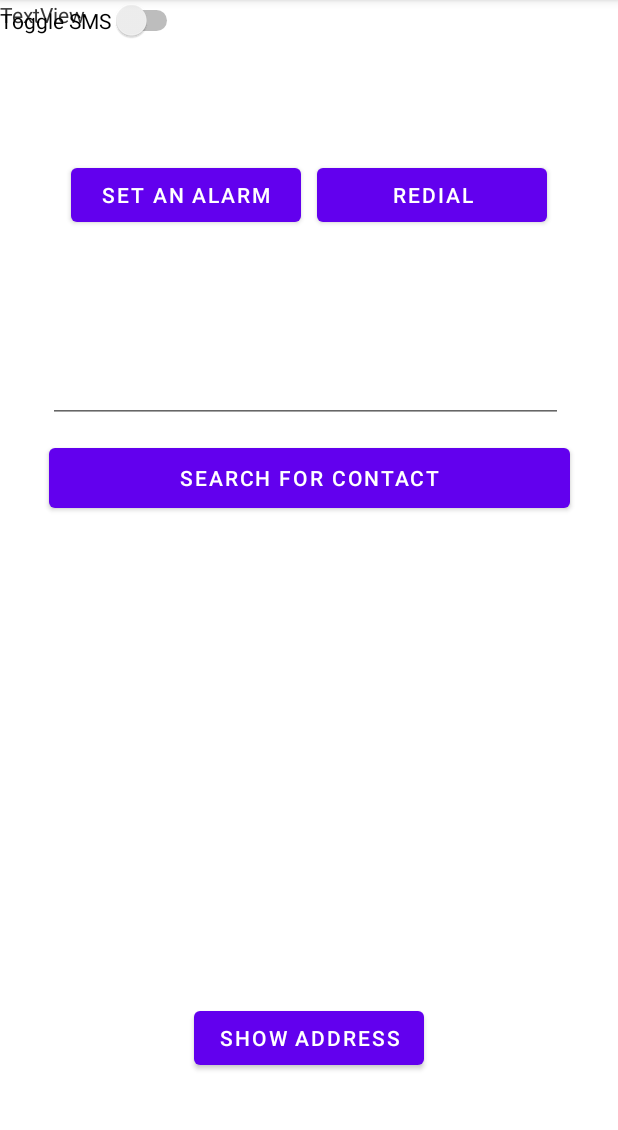
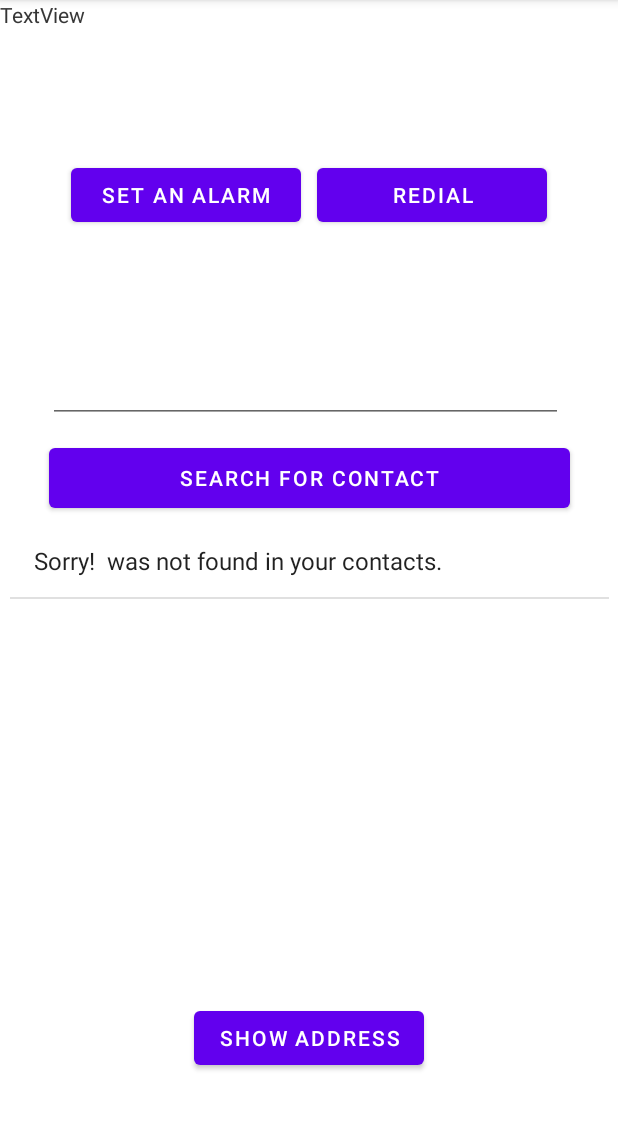
Before and after one commit to gpeppel/common-tasks-lite, an Android app: the screen it shows after launch (MainActivity), after a tap on "SEARCH FOR CONTACT", on a phone screen of 412 x 824 dp, the part 84-1214 px from its top. Run offline under Robolectric (Android 15) with nearby library versions, the phone set to English and light mode, and no system bars; 2 statements that could not run were skipped.

Commit message:
Fix list contact search

```diff
--- a/app/src/main/java/com/example/commontaskslite/MainActivity.java
+++ b/app/src/main/java/com/example/commontaskslite/MainActivity.java
@@ -22,7 +22,6 @@ import android.view.View;
 import android.widget.ArrayAdapter;
 import android.widget.EditText;
 import android.widget.ListView;
-import android.widget.Switch;
 import android.widget.TimePicker;
 import android.widget.Button;
 import android.widget.TextView;
@@ -30,10 +29,8 @@ import android.os.Bundle;
 import android.Manifest;
 import android.content.pm.PackageManager;
 import android.widget.Toast;
-
 import java.util.ArrayList;
 import java.util.Calendar;
-import java.util.Hashtable;
 import java.util.List;
 
 public class MainActivity extends AppCompatActivity {
@@ -44,13 +41,11 @@ public class MainActivity extends AppCompatActivity {
     Button buttonStartSetDialog;
     Button contactsButton;
     Button addressButton;
-    EditText mEdit;
+    EditText edit_text;
     TextView textAlarmPrompt;
     TimePickerDialog timePickerDialog;
-    /*  contact definitions  */
     TextView nText;
     TextView nPhone;
-    Switch toggleSMS;
 
     private static final int PERMISSIONS_REQUEST_READ_CONTACTS = 99;
 
@@ -76,14 +71,15 @@ public class MainActivity extends AppCompatActivity {
             }
         });
 
+        lstNames = (ListView) findViewById(R.id.lstnames);
+        edit_text = (EditText) findViewById(R.id.edit_text);
         nText = (TextView) findViewById(R.id.nText);
         nPhone = (TextView) findViewById(R.id.nPhone);
-        toggleSMS = (Switch) findViewById((R.id.toggleSMS));
         contactsButton = (Button) findViewById(R.id.contact_button);
         contactsButton.setOnClickListener(new OnClickListener() {
             @Override
             public void onClick(View v) {
-                String name = mEdit.getText().toString();
+                String name = edit_text.getText().toString();
                 getContact(name);
             }
         });
@@ -124,27 +120,63 @@ public class MainActivity extends AppCompatActivity {
     }
 
     private List<String> getContact(String n) {
-        List<String> contact = new ArrayList<>();
+        List<String> c = new ArrayList<>();
         if (Build.VERSION.SDK_INT >= Build.VERSION_CODES.M && checkSelfPermission(Manifest.permission.READ_CONTACTS) != PackageManager.PERMISSION_GRANTED) {
             requestPermissions(new String[]{Manifest.permission.READ_CONTACTS}, PERMISSIONS_REQUEST_READ_CONTACTS);
         } else {
-            List<String> contacts = getContactNames();
-            for (int i = 0; i <= contacts.size(); i++) {
-                String name = contacts.get(i);
-                if (n.equals(name)) {
-                    contact.add(name);
+            List<List> contacts = getContacts();
+            int size = contacts.size();
+            for (int q = 0; q < contacts.size(); q++) {
+                List<String> contact = new ArrayList<>();
+                contact = contacts.get(q);
+                if (contact.contains(n)) {
                     ArrayAdapter<String> adapter = new ArrayAdapter<String>(this, android.R.layout.simple_list_item_1, contact);
                     lstNames.setAdapter(adapter);
-                    break;
-                } else {
-                    contact.add("Sorry! " + n + " was not found in your contacts.");
-                    ArrayAdapter<String> adapter = new ArrayAdapter<String>(this, android.R.layout.simple_list_item_1, contact);
-                    lstNames.setAdapter(adapter);
-                    break;
+                    return contact;
+                }
+            }
+            c.add("Sorry! " + n + " was not found in your contacts.");
+            ArrayAdapter<String> adapter = new ArrayAdapter<String>(this, android.R.layout.simple_list_item_1, c);
+            lstNames.setAdapter(adapter);
+        }
+        return c;
+    }
+
+    private List<List> getContacts() {
+        ContentResolver contentResolver = getContentResolver();
+        String contactId = null;
+        String displayName = null;
+        List<List> contacts = new ArrayList<>();
+        Cursor cursor = getContentResolver().query(ContactsContract.Contacts.CONTENT_URI, null, null, null, ContactsContract.CommonDataKinds.Phone.DISPLAY_NAME + " ASC");
+        if (cursor.getCount() > 0) {
+            while (cursor.moveToNext()) {
+                int hasPhoneNumber = Integer.parseInt(cursor.getString(cursor.getColumnIndex(ContactsContract.Contacts.HAS_PHONE_NUMBER)));
+                if (hasPhoneNumber > 0) {
+
+                    List<String> contact = new ArrayList<>();
+                    contactId = cursor.getString(cursor.getColumnIndex(ContactsContract.Contacts._ID));
+                    displayName = cursor.getString(cursor.getColumnIndex(ContactsContract.Contacts.DISPLAY_NAME));
+                    contact.add(contactId);
+                    contact.add(displayName);
+
+                    Cursor pCursor = getContentResolver().query(
+                            ContactsContract.CommonDataKinds.Phone.CONTENT_URI,
+                            null,
+                            ContactsContract.CommonDataKinds.Phone.CONTACT_ID + " = ?",
+                            new String[]{contactId},
+                            null);
+
+                    if (pCursor.moveToNext()) {
+                        String phoneNumber = pCursor.getString(pCursor.getColumnIndex(ContactsContract.CommonDataKinds.Phone.NUMBER));
+                        contact.add(phoneNumber);
+                    }
+                    pCursor.close();
+                    contacts.add(contact);
                 }
             }
         }
-        return contact;
+        cursor.close();
+        return contacts;
     }
 
     private void showContacts() {
@@ -153,33 +185,6 @@ public class MainActivity extends AppCompatActivity {
         } else {
 
         }
-    }
-
-    private List<String> getContactNames() {
-        List<String> contacts = new ArrayList<>();
-        Hashtable<String, String> my_dict = new Hashtable<>();
-        ContentResolver cr = getContentResolver();
-        Cursor cursor = cr.query(ContactsContract.Contacts.CONTENT_URI, null, null, null, null);
-        if (cursor.moveToFirst()) {
-            do {
-                String contactId = cursor.getString(cursor.getColumnIndex(ContactsContract.Contacts._ID));
-                String hasNumber = cursor.getString(cursor.getColumnIndex(ContactsContract.Contacts.HAS_PHONE_NUMBER));
-                String num = "";
-                String name = "";
-                if (Integer.valueOf(hasNumber) == 1) {
-                    Cursor c = getContentResolver().query(ContactsContract.CommonDataKinds.Phone.CONTENT_URI, null,
-                            ContactsContract.CommonDataKinds.Phone.CONTACT_ID + " = " + contactId, null, null);
-                    num = cursor.getString(c.getColumnIndex(ContactsContract.CommonDataKinds.Phone.NUMBER));
-                    name = cursor.getString(c.getColumnIndex(ContactsContract.CommonDataKinds.Phone.DISPLAY_NAME));
-//                    nText.setText("" + name);
-//                    nPhone.setText("" + num);
-                    my_dict.put(name, num);
-                }
-            } while (cursor.moveToNext());
-        }
-        cursor.close();
-
-        return contacts;
     }
 
     @Override
--- a/app/src/main/res/layout/activity_main.xml
+++ b/app/src/main/res/layout/activity_main.xml
@@ -98,7 +98,7 @@
             android:layout_width="wrap_content"
             android:layout_height="wrap_content"
             android:id="@+id/nText"
-            tools:layout_editor_absoluteY="372dp"
+            tools:layout_editor_absoluteY="645dp"
             tools:layout_editor_absoluteX="32dp" />
 
     <TextView
@@ -106,15 +106,19 @@
             android:layout_width="wrap_content"
             android:layout_height="wrap_content"
             android:id="@+id/nPhone"
-            tools:layout_editor_absoluteY="372dp"
-            tools:layout_editor_absoluteX="176dp" />
+            tools:layout_editor_absoluteY="634dp"
+            tools:layout_editor_absoluteX="306dp" />
 
-    <Switch
-            android:text="Toggle SMS"
-            android:layout_width="wrap_content"
-            android:layout_height="wrap_content"
-            android:id="@+id/toggleSMS"
-            tools:layout_editor_absoluteY="337dp"
-            tools:layout_editor_absoluteX="257dp" />
+    <ListView
+            android:layout_width="399dp"
+            android:layout_height="129dp"
+            android:id="@+id/lstnames"
+            app:layout_constraintTop_toTopOf="parent"
+            app:layout_constraintBottom_toBottomOf="parent"
+            app:layout_constraintVertical_bias="0.548"
+            app:layout_constraintStart_toStartOf="parent"
+            android:layout_marginStart="6dp"
+            android:layout_marginEnd="6dp"
+            app:layout_constraintEnd_toEndOf="parent" />
 
 </androidx.constraintlayout.widget.ConstraintLayout>
```
